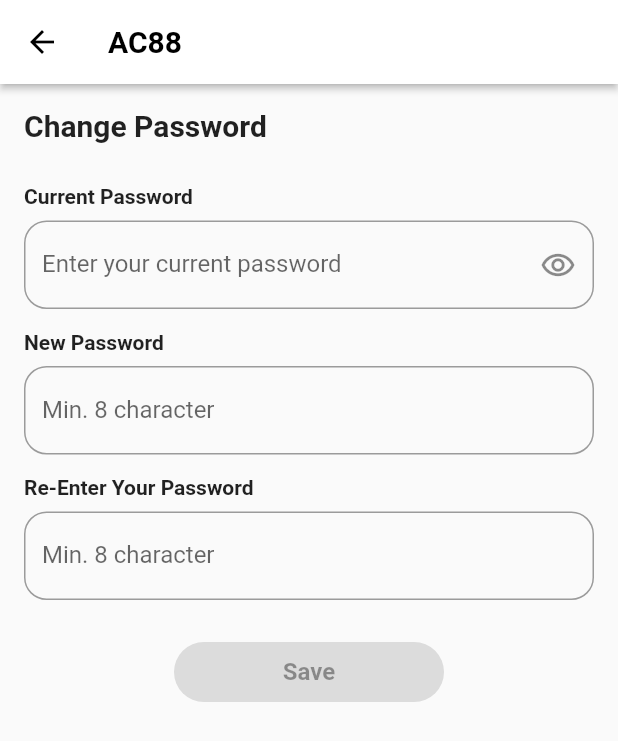
After one commit to imstefanny/Apa-Nama-Kita, a Flutter app: the ChangePassword screen opened directly, on a phone screen of 412 x 824 dp. The commit adds this screen. Shown: the top 741 px of the screen. Run offline on Flutter 3.47's test engine with Material 2 defaults, Android fonts, the phone set to English and light mode, and no system bars; our stand-ins replace date_time_picker, fluttertoast, google_fonts, image_picker.

Commit message:
add change password page & add order detail page

```diff
--- a/lib/chat/listchat.dart
+++ b/lib/chat/listchat.dart
@@ -18,6 +18,7 @@ class _ListChatState extends State<ListChat> {
     var tmp = prov.jsonData['data'];
     return Scaffold(
         appBar: AppBar(
+          elevation: 2,
           iconTheme: IconThemeData(color: Colors.black),
           backgroundColor: Colors.white,
           title: Text(
--- a/lib/home/home.dart
+++ b/lib/home/home.dart
@@ -24,6 +24,7 @@ class _HomeState extends State<Home> {
     var height = MediaQuery.of(context).size.height;
     return Scaffold(
         appBar: AppBar(
+          elevation: 2,
           backgroundColor: Colors.white,
           title: Text(
             "AC88",
--- a/lib/main.dart
+++ b/lib/main.dart
@@ -6,6 +6,7 @@ import 'package:ac_88/profile/imgprovider.dart';
 import 'package:ac_88/register/register.dart';
 import 'package:ac_88/reservation/reservation.dart';
 import 'package:ac_88/topup/topUp.dart';
+import 'package:ac_88/transaction/OrderDetail.dart';
 import 'package:ac_88/transaction/confirmPayment.dart';
 import 'package:ac_88/verification/verification.dart';
 import 'package:flutter/material.dart';
@@ -49,7 +50,7 @@ class MyApp extends StatelessWidget {
       theme: ThemeData(
         primarySwatch: Colors.blue,
       ),
-      home: SplashScreen(),
+      home: SplashScreen()
     );
   }
 }
--- a/lib/payment/payment.dart
+++ b/lib/payment/payment.dart
@@ -28,6 +28,7 @@ class _PaymentState extends State<Payment> {
     final width = MediaQuery.of(context).size.width;
     return Scaffold(
         appBar: AppBar(
+          elevation: 2,
           iconTheme: IconThemeData(
             color: Colors.black, //change your color here
           ),
--- /dev/null
+++ b/lib/profile/ChangePassword.dart
@@ -0,0 +1,117 @@
+import 'package:flutter/material.dart';
+
+class ChangePassword extends StatefulWidget {
+  const ChangePassword({super.key});
+
+  @override
+  State<ChangePassword> createState() => _ChangePasswordState();
+}
+
+class _ChangePasswordState extends State<ChangePassword> {
+  var currPass = '';
+  var newPass = '';
+  var rePass = '';
+  var hidePass = true;
+
+  @override
+  Widget build(BuildContext context) {
+    return Scaffold(
+      appBar: AppBar(
+        elevation: 2,
+        iconTheme: const IconThemeData(color: Colors.black),
+        title: const Text(
+          "AC88",
+          style: TextStyle(color: Colors.black, fontWeight: FontWeight.bold),
+        ),
+        backgroundColor: Colors.white,
+      ),
+      body: Padding(
+        padding: const EdgeInsets.all(16),
+        child: Column(
+          crossAxisAlignment: CrossAxisAlignment.start,
+          children: [
+            const Text("Change Password",
+                style: TextStyle(fontSize: 20, fontWeight: FontWeight.w600)),
+            const SizedBox(height: 28),
+            const Text("Current Password",
+                style: TextStyle(fontWeight: FontWeight.bold)),
+            const SizedBox(height: 8),
+            TextField(
+              onChanged: (text) {
+                setState(() {
+                  currPass = text;
+                });
+              },
+              obscureText: hidePass,
+              decoration: InputDecoration(
+                  suffixIcon: IconButton(
+                    onPressed: () {
+                      setState(() {
+                        hidePass = !hidePass;
+                      });
+                    },
+                    icon: const Icon(Icons.remove_red_eye_outlined),
+                  ),
+                  border: const OutlineInputBorder(
+                      borderRadius: BorderRadius.all(Radius.circular(15))),
+                  labelText: "Enter your current password",
+                  floatingLabelBehavior: FloatingLabelBehavior.never),
+            ),
+            const SizedBox(height: 14),
+            const Text("New Password",
+                style: TextStyle(fontWeight: FontWeight.bold)),
+            const SizedBox(height: 8),
+            TextField(
+              onChanged: (val) {
+                setState(() {
+                  newPass = val;
+                });
+              },
+              obscureText: true,
+              decoration: const InputDecoration(
+                  border: OutlineInputBorder(
+                      borderRadius: BorderRadius.all(Radius.circular(15))),
+                  labelText: "Min. 8 character",
+                  floatingLabelBehavior: FloatingLabelBehavior.never),
+            ),
+            const SizedBox(height: 14),
+            const Text("Re-Enter Your Password",
+                style: TextStyle(fontWeight: FontWeight.bold)),
+            const SizedBox(height: 8),
+            TextField(
+              onChanged: (val) {
+                setState(() {
+                  rePass = val;
+                });
+              },
+              obscureText: true,
+              decoration: const InputDecoration(
+                  border: OutlineInputBorder(
+                      borderRadius: BorderRadius.all(Radius.circular(15))),
+                  labelText: "Min. 8 character",
+                  floatingLabelBehavior: FloatingLabelBehavior.never),
+            ),
+            const SizedBox(height: 24),
+            Align(
+              alignment: Alignment.bottomCenter,
+              child: ElevatedButton(
+                  onPressed:
+                      (newPass.isEmpty || currPass.isEmpty || rePass.isEmpty)
+                          ? null
+                          : () {
+                              Navigator.pop(context);
+                            },
+                  style: ElevatedButton.styleFrom(
+                      backgroundColor: const Color.fromRGBO(13, 110, 253, 1),
+                      shape: const StadiumBorder(),
+                      fixedSize: const Size(180, 40)),
+                  child: const Text("Save",
+                      style: TextStyle(
+                          fontSize: 16, fontWeight: FontWeight.bold))),
+            )
+          ],
+        ),
+      ),
+    );
+  }
+}
--- a/lib/profile/editprofile.dart
+++ b/lib/profile/editprofile.dart
@@ -26,6 +26,7 @@ class _ProfileEditState extends State<ProfileEdit> {
     var height = MediaQuery.of(context).size.height;
     return Scaffold(
       appBar: AppBar(
+        elevation: 2,
         iconTheme: IconThemeData(
           color: Colors.black, //change your color here
         ),
--- a/lib/reservation/reservation.dart
+++ b/lib/reservation/reservation.dart
@@ -30,6 +30,7 @@ class _ReservationState extends State<Reservation> {
     return Scaffold(
       resizeToAvoidBottomInset: false,
       appBar: AppBar(
+        elevation: 2,
         iconTheme: IconThemeData(
           color: Colors.black, //change your color here
         ),
--- a/lib/topup/topUp.dart
+++ b/lib/topup/topUp.dart
@@ -24,6 +24,7 @@ class _TopUpState extends State<TopUp> {
     final size = MediaQuery.of(context).size;
     return Scaffold(
       appBar: AppBar(
+        elevation: 2,
         iconTheme: IconThemeData(
           color: Colors.black, //change your color here
         ),
```
Also changed, not shown: lib/profile/profile.dart (+9 -1 lines), lib/transaction/OrderDetail.dart (added, +360 -0 lines), lib/transaction/transaction.dart (+10 -4 lines), lib/transaction/transactionWidget.dart (+42 -16 lines), pubspec.lock.
